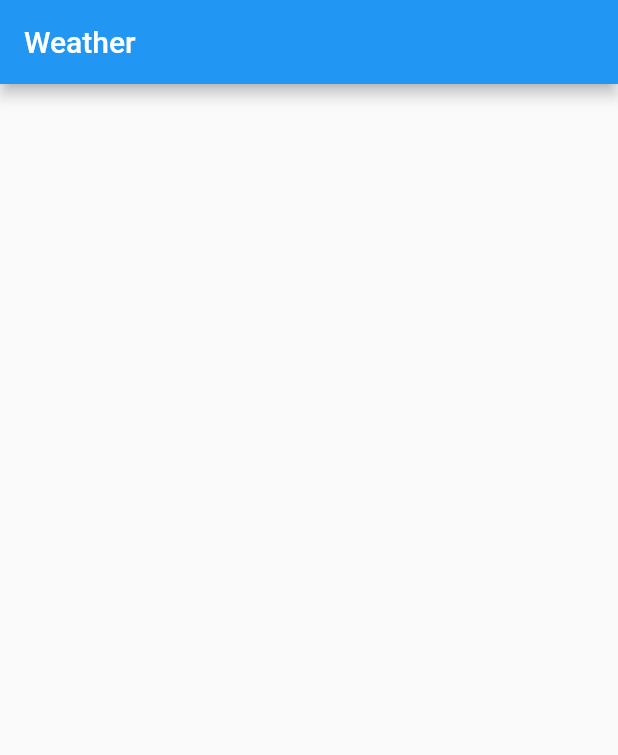
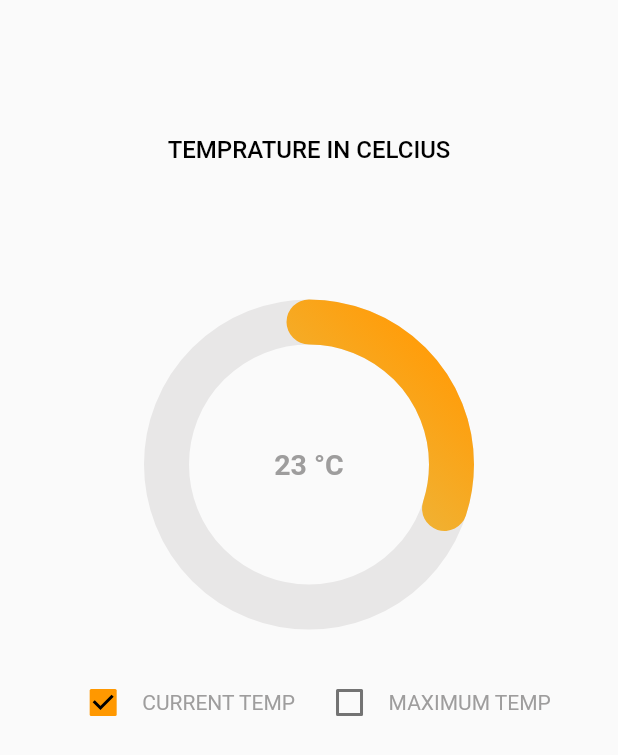
Before and after one commit to Poonamsh06/weather_app, a Flutter app: the screen it shows after launch, on a phone screen of 412 x 824 dp. Shown: the top 755 px of the screen. Run offline on Flutter 3.47's test engine with Material 2 defaults, Android fonts, the phone set to English and light mode, and no system bars; drawn by our look-alikes of percent_indicator; missing offline and left inert: mongo_dart; network calls fail.

```diff
--- a/lib/main.dart
+++ b/lib/main.dart
@@ -4,6 +4,7 @@ import 'package:weather/model.dart';
 import 'package:http/http.dart' as http;
 import 'package:weather/mongodb.dart';
 import 'package:weather/readData.dart';
+import 'package:weather/temp.dart';
 
 void main() {
   runApp(const MyApp());
@@ -16,7 +17,8 @@ class MyApp extends StatelessWidget {
   @override
   Widget build(BuildContext context) {
     return const MaterialApp(
-      home: WeatherScreen(),
+      debugShowCheckedModeBanner: false,
+      home: HomePage(),
     );
   }
 }
@@ -83,8 +85,6 @@ class _WeatherScreenState extends State<WeatherScreen> {
                       var item = data[index];
                       var date = item['dt_txt'];
                       var temperature = item['main']['temp'];
-                      // var description = item['description'];
-                      // var iconCode = item['iconCode'];
                       return ListTile(
                         title: Text(temperature.toString()),
                       );
--- a/lib/model.dart
+++ b/lib/model.dart
@@ -134,8 +134,12 @@ class Main {
     feelsLike = json['feels_like'] is int
         ? (json['feels_like'] as int).toDouble()
         : json['feels_like'];
-    tempMin = json['temp_min'];
-    tempMax = json['temp_max'];
+    tempMin = json['temp_min'] is int
+        ? (json['temp_min'] as int).toDouble()
+        : json['temp_min'];
+    tempMax = json['temp_max'] is int
+        ? (json['temp_max'] as int).toDouble()
+        : json['temp_man'];
     pressure = json['pressure']?.toInt();
     seaLevel = json['sea_level']?.toInt();
     grndLevel = json['grnd_level']?.toInt();
@@ -213,7 +217,8 @@ class Wind {
         ? (json['speed'] as int).toDouble()
         : json['speed'];
     deg = json['deg'];
-    gust = json['gust'];
+    gust =
+        json['gust'] is int ? (json['gust'] as int).toDouble() : json['gust'];
   }
 
   Map<String, dynamic> toJson() {
--- /dev/null
+++ b/lib/temp.dart
@@ -0,0 +1,201 @@
+import 'dart:convert';
+
+import 'package:flutter/material.dart';
+
+import 'package:percent_indicator/circular_percent_indicator.dart';
+import 'package:weather/constent.dart';
+import 'package:weather/model.dart';
+import 'package:weather/mongodb.dart';
+import 'package:http/http.dart' as http;
+import 'package:weather/readData.dart';
+
+class HomePage extends StatefulWidget {
+  const HomePage({super.key});
+
+  @override
+  State<HomePage> createState() => _HomePageState();
+}
+
+class _HomePageState extends State<HomePage> {
+  List<WeatherList>? _weatherData;
+
+  @override
+  @override
+  void initState() {
+    super.initState();
+    Future.delayed(Duration.zero, () async {
+      final weatherList = await _fetchWeatherData();
+      await MongoDatabase.connect(weatherList);
+    });
+  }
+
+  Future<List<WeatherList>> _fetchWeatherData() async {
+    final response = await http.get(Uri.parse(
+        'https://api.openweathermap.org/data/2.5/forecast?q=Malout&appid=9d05cafc251c85ad7b580cc94e1ed46c'));
+    if (response.statusCode == 200) {
+      final decoded = json.decode(response.body);
+      if (decoded != null) {
+        final List<WeatherList> weatherList = [];
+        for (var i = 0; i < 5; i++) {
+          weatherList.add(WeatherList.fromJson(decoded['list'][i]));
+        }
+        return weatherList;
+      } else {
+        // handle the case where the data is missing or invalid
+        print("null");
+        return [];
+      }
+    } else {
+      throw Exception('Failed to fetch weather data');
+    }
+  }
+
+  bool isChecked = true;
+  bool isChecked2 = false;
+
+  @override
+  Widget build(BuildContext context) {
+    return Scaffold(
+        body: SingleChildScrollView(
+      child: Padding(
+        padding: const EdgeInsets.only(top: 90),
+        child: Center(
+          child: FutureBuilder<List<Map<String, dynamic>>>(
+              future: readData.readAllDataFromCollection(),
+              builder: (context, snapshot) {
+                if (snapshot.connectionState == ConnectionState.waiting) {
+                  return const Center(child: CircularProgressIndicator());
+                } else if (snapshot.hasError) {
+                  return Text('Error: ${snapshot.error}');
+                } else {
+                  var data = snapshot.data ?? [];
+                  return Column(
+                    //  crossAxisAlignment: CrossAxisAlignment.start,
+                    mainAxisAlignment: MainAxisAlignment.start,
+                    children: [
+                      const Center(
+                        child: Text(
+                          "TEMPRATURE IN CELCIUS",
+                          style: TextStyle(
+                              color: Colors.black,
+                              fontWeight: FontWeight.w500,
+                              fontSize: 16),
+                        ),
+                      ),
+                      SizedBox(
+                          height: MediaQuery.of(context).size.height * 0.11),
+                      CircularPercentIndicator(
+                        radius: 110.0,
+                        lineWidth: 30.0,
+                        animation: true,
+                        percent: 0.3,
+                        center: const Text(
+                          "23 °C",
+                          style: TextStyle(
+                              fontWeight: FontWeight.bold,
+                              fontSize: 19,
+                              color: Color.fromARGB(255, 158, 157, 157)),
+                        ),
+                        //  progressColor:,
+                        linearGradient: const LinearGradient(
+                          colors: [
+                            Color.fromARGB(255, 217, 208, 111),
+                            Color.fromARGB(255, 255, 158, 12)
+                          ],
+                          begin: Alignment.bottomLeft,
+                          end: Alignment.topRight,
+                          stops: [
+                            0.1,
+                            0.9,
+                          ],
+                        ),
+
+                        // Colors.orange,
+                        circularStrokeCap: CircularStrokeCap.round,
+                        backgroundColor:
+                            const Color.fromARGB(255, 232, 231, 231),
+                      ),
+                      SizedBox(
+                          height: MediaQuery.of(context).size.height * 0.03),
+                      Row(
+                        mainAxisAlignment: MainAxisAlignment.center,
+                        crossAxisAlignment: CrossAxisAlignment.center,
+                        children: [
+                          Checkbox(
+                            checkColor: Colors.black,
+                            activeColor: Colors.orange,
+                            value: isChecked,
+                            onChanged: (value) {
+                              setState(() {
+                                isChecked = value!;
+                              });
+                            },
+                          ),
+                          SizedBox(
+                              width: MediaQuery.of(context).size.width * 0.005),
+                          const Text(
+                            "CURRENT TEMP",
+                            style: TextStyle(
+                                fontWeight: FontWeight.w400,
+                                fontSize: 14,
+                                color: Color.fromARGB(255, 158, 157, 157)),
+                          ),
+                          SizedBox(
+                              width: MediaQuery.of(context).size.width * 0.03),
+                          Checkbox(
+                              checkColor: Colors.black,
+                              activeColor: Colors.orange,
+                              value: isChecked2,
+                              onChanged: (value) {
+                                setState(() {
+                                  isChecked2 = value!;
+                                });
+                              }),
+                          SizedBox(
+                              width: MediaQuery.of(context).size.width * 0.005),
+                          const Text(
+                            "MAXIMUM TEMP",
+                            style: TextStyle(
+                                fontWeight: FontWeight.w400,
+                                fontSize: 14,
+                                color: Color.fromARGB(255, 158, 157, 157)),
+                          ),
+                        ],
+                      ),
+                      SizedBox(
+                          height: MediaQuery.of(context).size.height * 0.12),
+                      SizedBox(
+                        height: 500,
+                        child: ListView.builder(
+                            physics: const NeverScrollableScrollPhysics(),
+                            itemCount: data.length,
+                            itemBuilder: ((context, index) {
+                              var item = data[index];
+                              var date = item['dt_txt'];
+                              String substr = date.substring(0, 8);
+                              var tempInKelvin = item['main']['temp'];
+                              double tempInCelsius = tempInKelvin - 273.15;
+                              String formattedTemp =
+                                  tempInCelsius.toStringAsFixed(2);
+
+                              var maxTempInKelvin = item['main']['temp'];
+                              double MaxTempInCelsius =
+                                  maxTempInKelvin - 273.15;
+                              String maxformattedTemp =
+                                  MaxTempInCelsius.toStringAsFixed(2);
+
+                              return fields(
+                                maxformattedTemp: maxformattedTemp,
+                                index: index,
+                              );
+                            })),
+                      )
+                    ],
+                  );
+                }
+              }),
+        ),
+      ),
+    ));
+  }
+}
--- a/pubspec.yaml
+++ b/pubspec.yaml
@@ -37,6 +37,7 @@ dependencies:
   cupertino_icons: ^1.0.2
   http: ^0.13.5
   mongo_dart: ^0.9.1
+  percent_indicator: ^4.2.3
 
 dev_dependencies:
   flutter_test:
```
Also changed, not shown: lib/constent.dart (+84 -0 lines), lib/txt.dart (added, +20 -0 lines), pubspec.lock.
